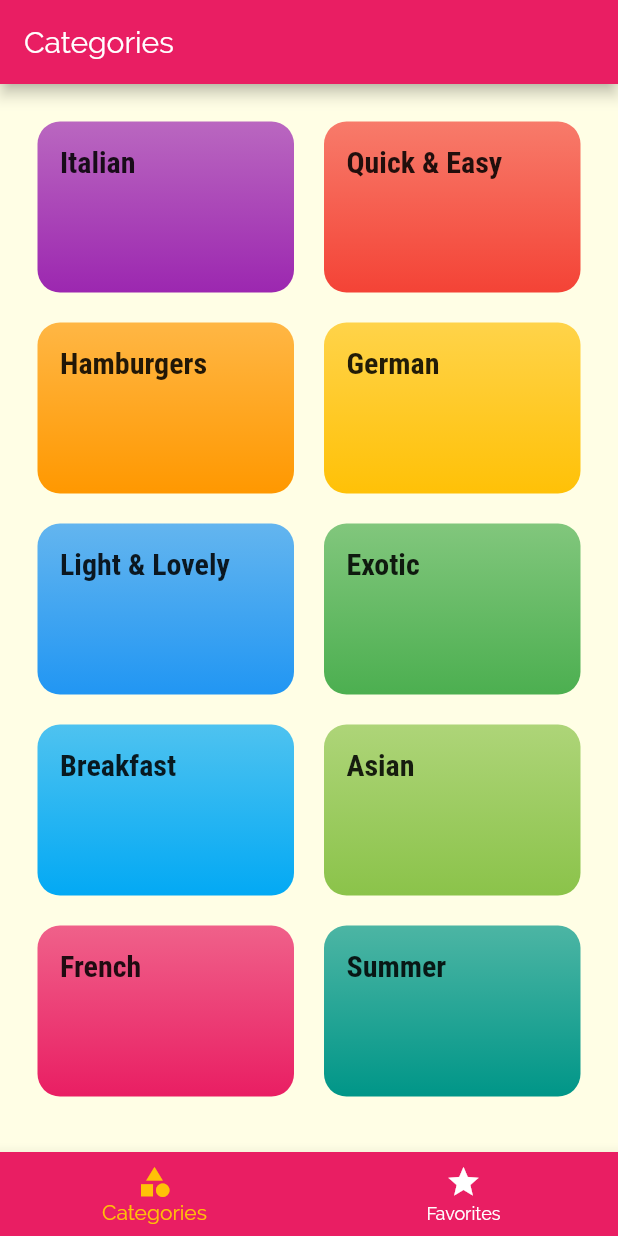
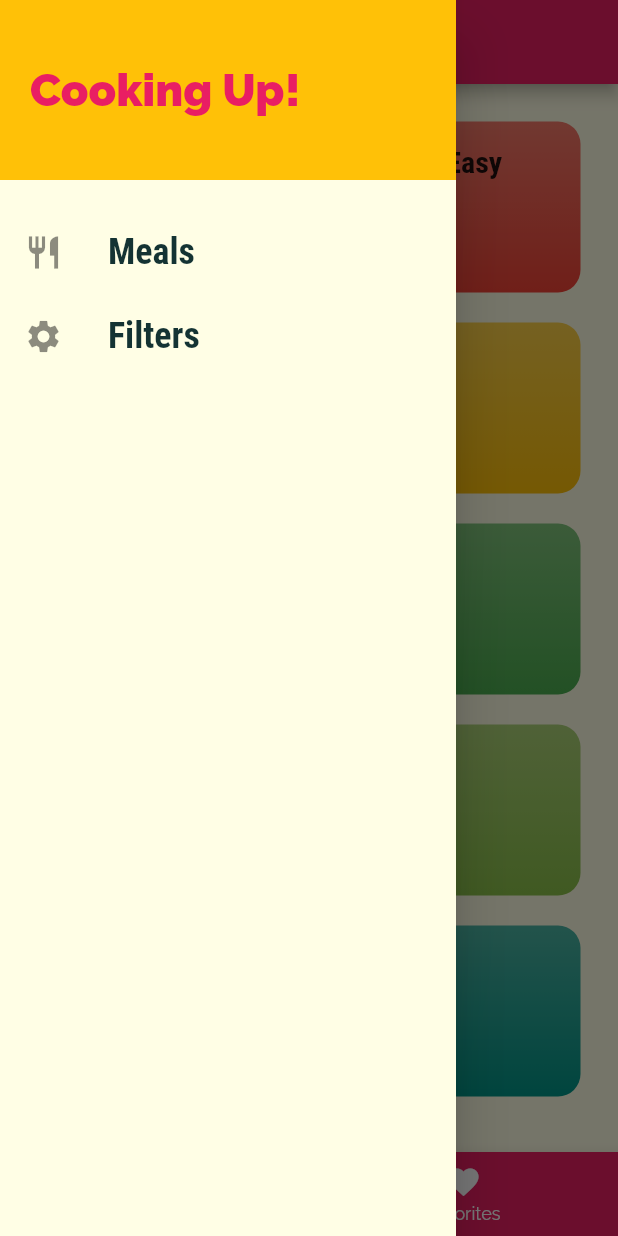
Before and after one commit to AhmedMostafaElbasha/DeliMeals, a Flutter app: the screen it shows after launch, with the side drawer open (before the commit the screen has no drawer), on a phone screen of 412 x 824 dp. Run offline on Flutter 3.47's test engine with Material 2 defaults, Android fonts, the phone set to English and light mode, and no system bars.

Commit message:
Added Custom Drawer to App

```diff
--- a/meals_app/lib/main.dart
+++ b/meals_app/lib/main.dart
@@ -1,5 +1,6 @@
 import 'package:flutter/material.dart';
 
+import './screens/filters_screen.dart';
 import './screens/favorites_screen.dart';
 import './screens/meal-detail_screen.dart';
 import './screens/tabs_screen.dart';
@@ -40,6 +41,7 @@ class MyApp extends StatelessWidget {
         FavoritesScreen.routeName: (contextt) => FavoritesScreen(),
         CategoryMealsScreen.routeName: (contextt) => CategoryMealsScreen(),
         MealDetailScreen.routeName: (contextt) => MealDetailScreen(),
+        FiltersScreen.routeName: (contextt) => FiltersScreen(),
       },
       onGenerateRoute: (settings) {
         print(settings.arguments);
--- /dev/null
+++ b/meals_app/lib/screens/filters_screen.dart
@@ -0,0 +1,19 @@
+import 'package:flutter/material.dart';
+import 'package:meals_app/widgets/main_drawer.dart';
+
+class FiltersScreen extends StatelessWidget {
+  static const routeName = '/filters';
+
+  @override
+  Widget build(BuildContext context) {
+    return Scaffold(
+      appBar: AppBar(
+        title: Text('Filters'),
+      ),
+      drawer: MainDrawer(),
+      body: Center(
+        child: Text('Filters!'),
+      ),
+    );
+  }
+}
--- a/meals_app/lib/screens/tabs_screen.dart
+++ b/meals_app/lib/screens/tabs_screen.dart
@@ -1,5 +1,6 @@
 import 'package:flutter/material.dart';
 
+import '../widgets/main_drawer.dart';
 import './categories_screen.dart';
 import './favorites_screen.dart';
 
@@ -36,6 +37,7 @@ class _TabsScreenState extends State<TabsScreen> {
       appBar: AppBar(
         title: Text(_pages[_selectedPageIndex]['title']),
       ),
+      drawer: MainDrawer(),
       body: _pages[_selectedPageIndex]['page'],
       bottomNavigationBar: BottomNavigationBar(
         onTap: _selectTap,
@@ -52,7 +54,7 @@ class _TabsScreenState extends State<TabsScreen> {
           ),
           BottomNavigationBarItem(
             backgroundColor: Theme.of(context).primaryColor,
-            icon: Icon(Icons.star),
+            icon: Icon(Icons.favorite),
             title: Text('Favorites'),
           ),
         ],
--- /dev/null
+++ b/meals_app/lib/widgets/main_drawer.dart
@@ -0,0 +1,66 @@
+import 'package:flutter/material.dart';
+
+import '../screens/filters_screen.dart';
+import '../screens/tabs_screen.dart';
+
+class MainDrawer extends StatelessWidget {
+  Widget buildListTitle({@required String title, @required IconData icon, @required onTapHandler}) {
+    return ListTile(
+      leading: Icon(
+        icon,
+        size: 26,
+      ),
+      title: Text(
+        title,
+        style: TextStyle(
+          fontSize: 24,
+          fontFamily: 'RobotoCondensed',
+          fontWeight: FontWeight.bold,
+        ),
+      ),
+      onTap: onTapHandler,
+    );
+  }
+
+  @override
+  Widget build(BuildContext context) {
+    return Drawer(
+      child: Column(
+        children: <Widget>[
+          Container(
+            padding: EdgeInsets.all(20),
+            color: Theme.of(context).accentColor,
+            alignment: Alignment.centerLeft,
+            width: double.infinity,
+            height: 120,
+            child: Text(
+              'Cooking Up!',
+              style: TextStyle(
+                fontWeight: FontWeight.w900,
+                color: Theme.of(context).primaryColor,
+                fontSize: 30,
+              ),
+            ),
+          ),
+          SizedBox(
+            height: 20,
+          ),
+          buildListTitle(
+            title: 'Meals',
+            icon: Icons.restaurant,
+            onTapHandler: () {
+              Navigator.of(context).pushReplacementNamed(TabsScreen.routeName);
+            },
+          ),
+          buildListTitle(
+            title: 'Filters',
+            icon: Icons.settings,
+            onTapHandler: () {
+              Navigator.of(context).pushReplacementNamed(FiltersScreen.routeName);
+            },
+          ),
+        ],
+      ),
+    );
+  }
+}
```
